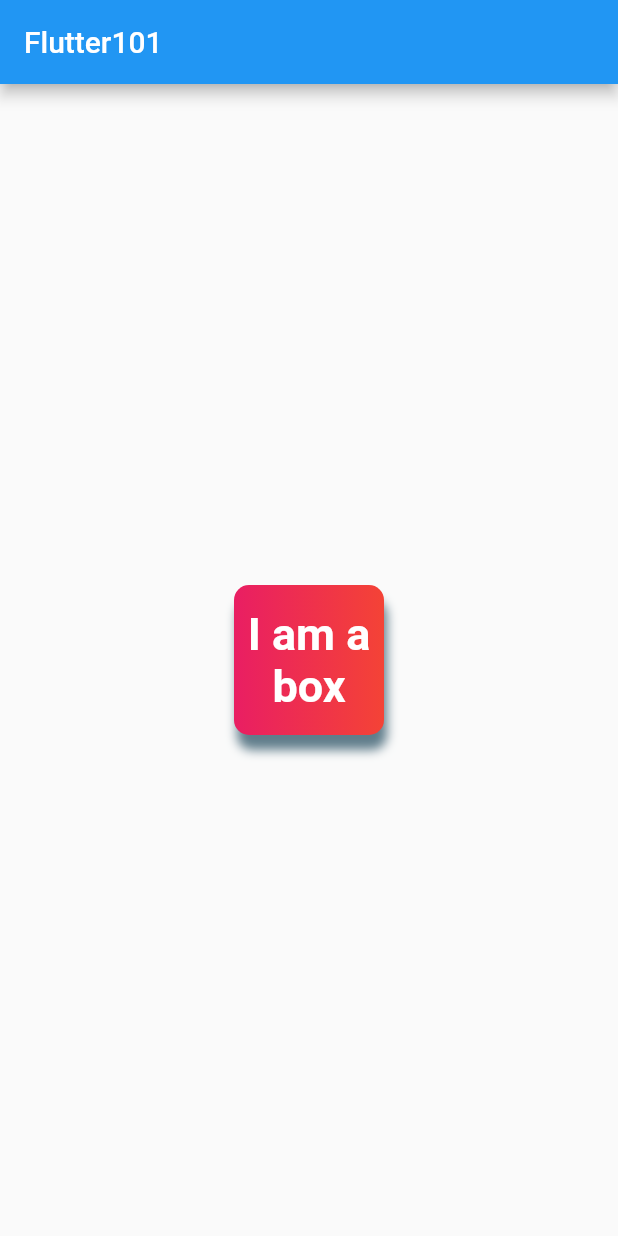
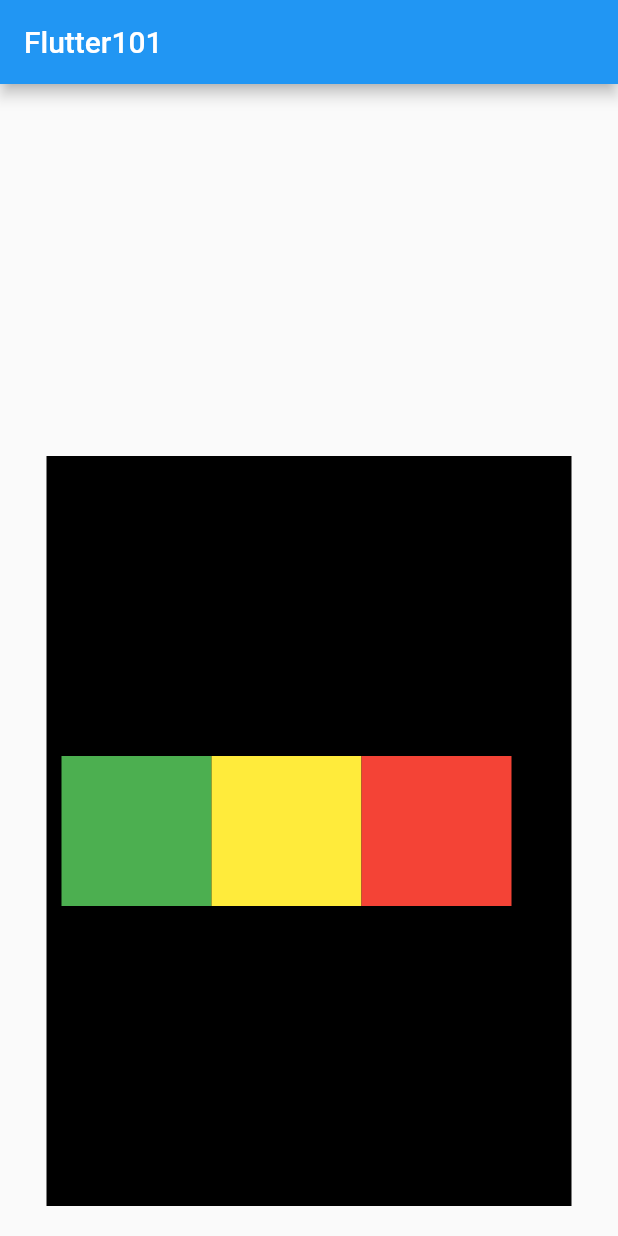
Before and after one commit to mr-teslaa/flutter101, a Flutter app: the screen it shows after launch, on a phone screen of 412 x 824 dp. Run offline on Flutter 3.47's test engine with Material 2 defaults, Android fonts, the phone set to English and light mode, and no system bars.

Commit message:
completed chapter 3

```diff
--- a/lib/main.dart
+++ b/lib/main.dart
@@ -1,3 +1,4 @@
+import 'package:flutter/cupertino.dart';
 import 'package:flutter/material.dart';
 
 void main() {
@@ -16,33 +17,40 @@ class HomePage extends StatelessWidget {
         title: const Text("Flutter101"),
       ),
 
-      body: Center(
-        child: Container(
-          // padding: const EdgeInsets.all(20),
-          alignment: Alignment.center,
-          // color: Colors.teal,
-          height: 100,
-          width: 100,
-          child: const Text(
-            'I am a box',
-            textAlign: TextAlign.center,
-            style: TextStyle(
-              color: Colors.white,
-              fontWeight: FontWeight.bold,
-              fontSize: 30,
-            )
+      body: Padding(
+        padding: const EdgeInsets.all(20),
+        child: Align(
+          alignment: Alignment.bottomCenter,
+          child: Container(
+            color: Colors.black,
+            width: 350,
+            height: 500,
+            child: Padding(
+              padding: const EdgeInsets.all(10),
+              child: Row(
+                mainAxisAlignment: MainAxisAlignment.start,
+                crossAxisAlignment: CrossAxisAlignment.center,
+                children: [
+                  Container(
+                    height: 100,
+                    width: 100,
+                    color: Colors.green,
+                  ),
+                  Container(
+                    height: 100,
+                    width: 100,
+                    color: Colors.yellow,
+                  ),
+                  Container(
+                    height: 100,
+                    width: 100,
+                    color: Colors.red,
+                  )
+                ],
+              ),
+            ),
           ),
-          decoration: BoxDecoration(
-            borderRadius: BorderRadius.circular(10),
-            boxShadow: const [BoxShadow(
-              color: Colors.blueGrey,
-              blurRadius: 5,
-              offset: Offset(2, 10)
-            )],
-            color: Colors.teal,
-            gradient: const LinearGradient(colors: [Colors.pink, Colors.red])
-          ),
-        )
+        ),
       )
     );
   }
```
